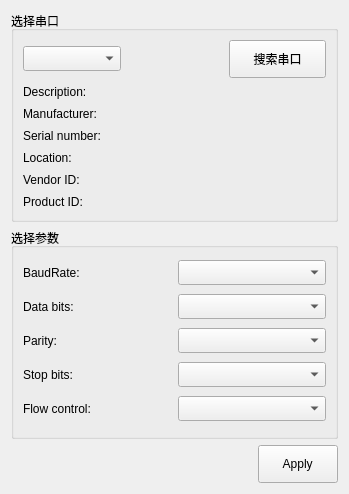
Old version of the form userui/serialportsettingsdialog.ui in the repository pkzju/super.
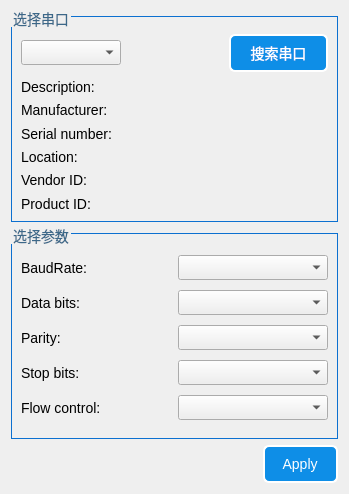
New version of the form.

```diff
--- a/userui/serialportsettingsdialog.ui
+++ b/userui/serialportsettingsdialog.ui
@@ -13,6 +13,61 @@
   <property name="windowTitle">
    <string>Form</string>
   </property>
+  <property name="styleSheet">
+   <string notr="true">QLabel{
+    color: black;
+    qproperty-alignment: AlignCenter;
+	
+    /*font-family: 'Verdana';*/
+    font-size: 14px;}
+
+/* ******************QPushButton****************** */
+QPushButton{
+    background-color: rgb(14, 142, 231);
+	border-style: outset;
+    border-width: 2px;
+	border-radius: 6px;
+    color: white;
+	font-size: 14px;
+}
+
+QPushButton:hover{
+    background-color: rgb(57, 159, 251);
+}
+
+QPushButton:pressed{
+    background-color: rgb(0, 125, 213);
+}
+
+QPushButton:disabled{
+    background-color: gray;
+}
+
+QCheckBox{
+	font-size: 14px;
+	alignment:center}
+QRadioButton{
+	font-size: 14px;
+	alignment:center}
+/* ******************QGroupBox****************** */
+QGroupBox {
+	border: 0.5px solid rgba(12, 112, 208, 255);
+    margin-top: 5px;  /*leave space at the top for the title */
+	padding-top: 8px;
+	font-size: 14px;
+}
+
+QGroupBox::title {
+    subcontrol-origin: margin;
+	/* position at the top center */
+    subcontrol-position: top left; 
+    /*padding: 5px 5px;*/
+    font-size: 14px;
+    font-weight:  bold;
+    color:rgb(60, 104, 137);
+}
+</string>
+  </property>
   <layout class="QVBoxLayout" name="verticalLayout_2">
    <item>
     <widget class="QGroupBox" name="selectBox">
```
